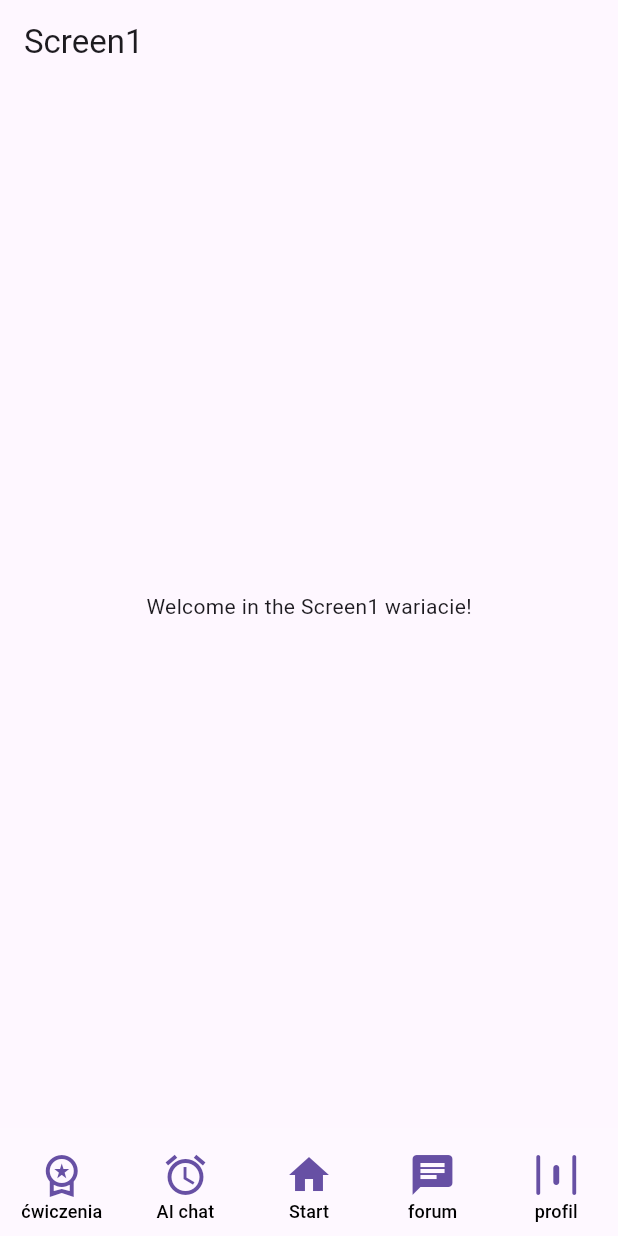
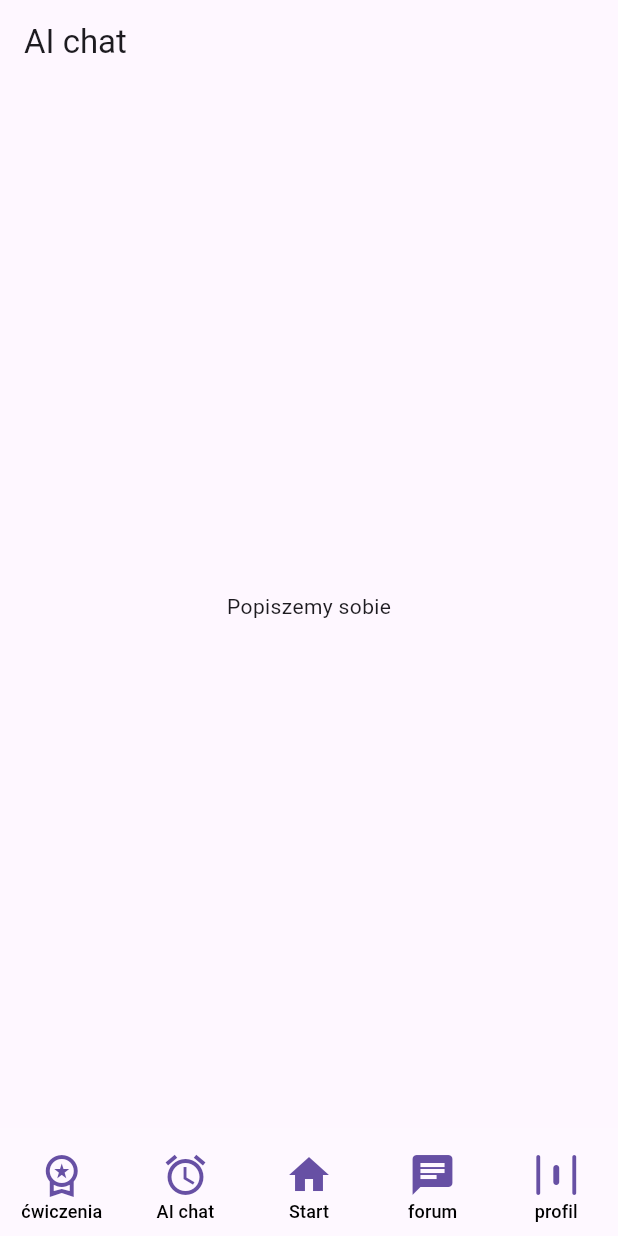
Before and after one commit to xSmilO/JakSieMasz, a Flutter app: the screen it shows after launch, item 2 of the bottom bar chosen, on a phone screen of 412 x 824 dp. Run offline on Flutter 3.47's test engine with Material 3 defaults, Android fonts, the phone set to English and light mode, and no system bars; our stand-ins replace go_router.

Commit message:
added default screens

```diff
--- /dev/null
+++ b/lib/UI/AIChat/aichat_screen.dart
@@ -0,0 +1,24 @@
+import 'package:flutter/material.dart';
+import 'package:jak_sie_masz/UI/Shared/widgets/navigation_widget.dart';
+
+class AIChatScreen extends StatefulWidget {
+  const AIChatScreen({super.key});
+
+  @override
+  State<AIChatScreen> createState() => _AIChatScreenState();
+}
+
+class _AIChatScreenState extends State<AIChatScreen> {
+  @override
+  Widget build(BuildContext context) {
+    return Scaffold(
+      appBar: AppBar(
+        title: Text("AI chat"),
+      ),
+      body: Center(
+        child: Text("Popiszemy sobie"),
+      ),
+      bottomNavigationBar: NavigationWidget(),
+    );
+  }
+}
--- a/lib/UI/Screen1/screen1_screen.dart
+++ b/lib/UI/Forum/forum_screen.dart
@@ -1,17 +1,22 @@
 import 'package:flutter/material.dart';
 import 'package:jak_sie_masz/UI/Shared/widgets/navigation_widget.dart';
 
-class Screen1Screen extends StatelessWidget {
-  const Screen1Screen({super.key});
+class ForumScreen extends StatefulWidget {
+  const ForumScreen({super.key});
 
+  @override
+  State<ForumScreen> createState() => _ForumScreenState();
+}
+
+class _ForumScreenState extends State<ForumScreen> {
   @override
   Widget build(BuildContext context) {
     return Scaffold(
       appBar: AppBar(
-        title: Text("Screen1"),
+        title: Text("Forum"),
       ),
       body: Center(
-        child: Text("Welcome in the Screen1 wariacie!"),
+        child: Text("Feature is in development. Stay tuned!"),
       ),
       bottomNavigationBar: NavigationWidget(),
     );
--- a/lib/UI/Shared/widgets/navigation_widget.dart
+++ b/lib/UI/Shared/widgets/navigation_widget.dart
@@ -17,27 +17,27 @@ class NavigationWidget extends StatelessWidget {
         children: [
           NavigationItem(
             title: "ćwiczenia",
-            route: Routes.home,
+            route: Routes.excercises,
             icon: Icons.workspace_premium_outlined,
           ),
           NavigationItem(
             title: "AI chat",
-            route: Routes.screen1,
+            route: Routes.aiChat,
             icon: Icons.access_alarm_outlined,
           ),
           NavigationItem(
             title: "Start",
-            route: Routes.screen1,
+            route: Routes.home,
             icon: Icons.home,
           ),
           NavigationItem(
             title: "forum",
-            route: Routes.home,
+            route: Routes.forum,
             icon: Icons.chat,
           ),
           NavigationItem(
             title: "profil",
-            route: Routes.home,
+            route: Routes.profile,
             icon: Icons.horizontal_distribute_rounded,
           ),
         ],
--- a/lib/routing/router.dart
+++ b/lib/routing/router.dart
@@ -1,14 +1,32 @@
 import 'package:go_router/go_router.dart';
+import 'package:jak_sie_masz/UI/AIChat/aichat_screen.dart';
+import 'package:jak_sie_masz/UI/Excercises/excercises_screen.dart';
+import 'package:jak_sie_masz/UI/Forum/forum_screen.dart';
 import 'package:jak_sie_masz/UI/Home/home_screen.dart';
-import 'package:jak_sie_masz/UI/Screen1/screen1_screen.dart';
+import 'package:jak_sie_masz/UI/Profile/profile_screen.dart';
 import 'package:jak_sie_masz/routing/routes.dart';
 
 GoRouter router() =>
     GoRouter(initialLocation: Routes.home, debugLogDiagnostics: true, routes: [
       GoRoute(
-          path: Routes.screen1,
+          path: Routes.excercises,
           builder: (context, state) {
-            return Screen1Screen();
+            return ExcercisesScreen();
+          }),
+      GoRoute(
+          path: Routes.aiChat,
+          builder: (context, state) {
+            return AIChatScreen();
+          }),
+      GoRoute(
+          path: Routes.forum,
+          builder: (context, state) {
+            return ForumScreen();
+          }),
+      GoRoute(
+          path: Routes.profile,
+          builder: (context, state) {
+            return ProfileScreen();
           }),
       GoRoute(
         path: Routes.home,
--- a/lib/routing/routes.dart
+++ b/lib/routing/routes.dart
@@ -1,4 +1,7 @@
 abstract final class Routes {
   static const home = "/";
-  static const screen1 = "/screen1";
+  static const excercises = "/excercises";
+  static const aiChat = "/aiChat";
+  static const forum = "/forum";
+  static const profile = "/profile";
 }
```
Also changed, not shown: lib/UI/Excercises/excercises_screen.dart (added, +24 -0 lines), lib/UI/Profile/profile_screen.dart (added, +24 -0 lines).
